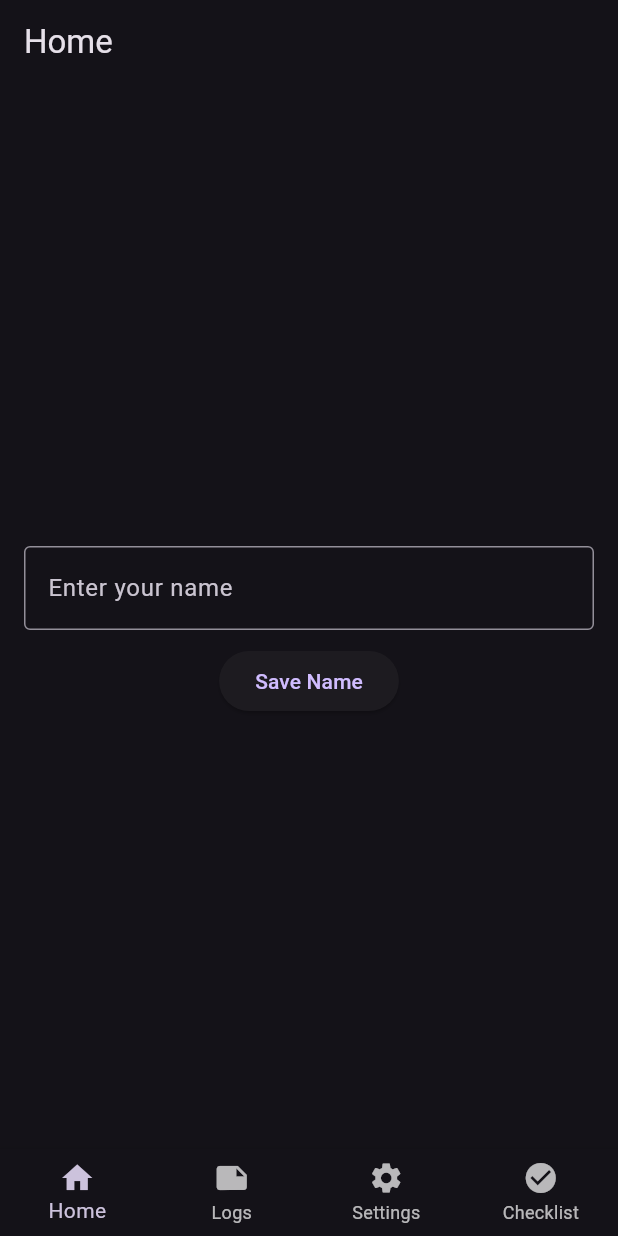
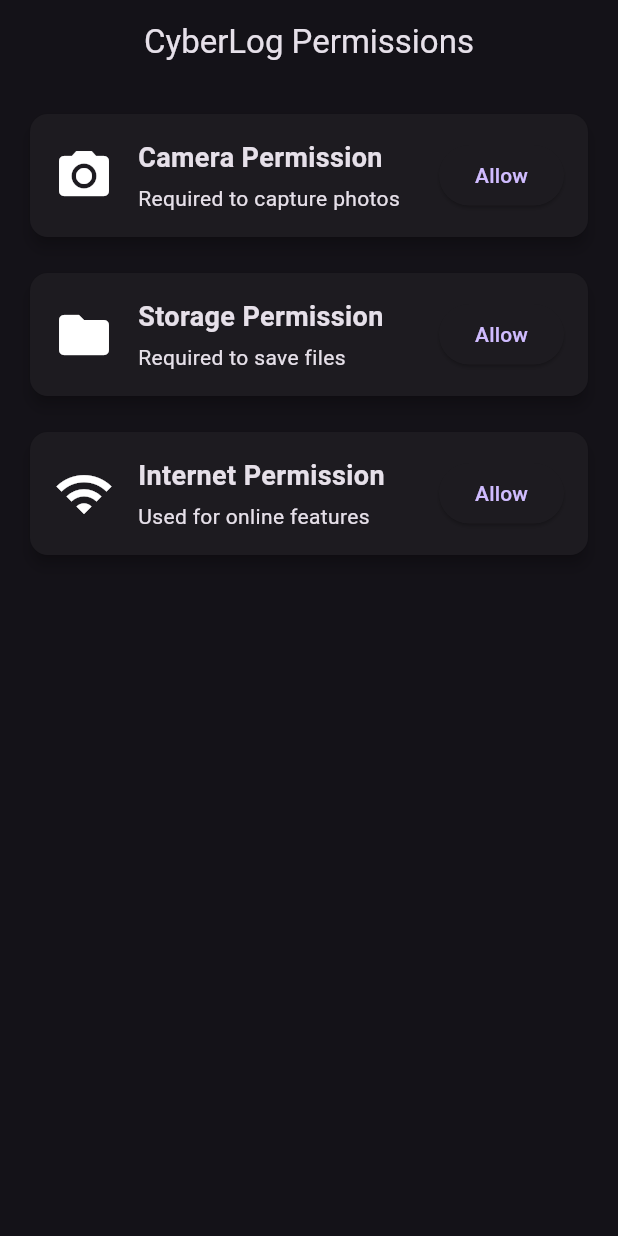
Before and after one commit to tejas1376/cyberlog, a Flutter app: the screen it shows after launch, on a phone screen of 412 x 824 dp. Run offline on Flutter 3.47's test engine with Material 3 defaults, Android fonts, the phone set to English and light mode, and no system bars; our stand-ins replace permission_handler.

Commit message:
Added User permission based feature

```diff
--- a/lib/main.dart
+++ b/lib/main.dart
@@ -1,128 +1,64 @@
 import 'package:flutter/material.dart';
-import 'package:shared_preferences/shared_preferences.dart';
+import 'package:permission_handler/permission_handler.dart';
 
 void main() {
-  runApp(const CyberLogApp());
+  runApp(const MyApp());
 }
 
-class CyberLogApp extends StatelessWidget {
-  const CyberLogApp({super.key});
+class MyApp extends StatelessWidget {
+  const MyApp({super.key});
 
   @override
   Widget build(BuildContext context) {
     return MaterialApp(
       debugShowCheckedModeBanner: false,
       theme: ThemeData.dark(),
-      home: const MainScreen(),
+      home: const PermissionScreen(),
     );
   }
 }
 
-class MainScreen extends StatefulWidget {
-  const MainScreen({super.key});
+class PermissionScreen extends StatelessWidget {
+  const PermissionScreen({super.key});
 
-  @override
-  State<MainScreen> createState() => _MainScreenState();
-}
-
-class _MainScreenState extends State<MainScreen> {
-  int currentIndex = 0;
-
-  final screens = const [
-    HomeTab(),
-    LogsTab(),
-    SettingsTab(),
-    ChecklistTab(),
-  ];
-
-  @override
-  Widget build(BuildContext context) {
-    return Scaffold(
-      body: screens[currentIndex],
-      bottomNavigationBar: BottomNavigationBar(
-        currentIndex: currentIndex,
-        type: BottomNavigationBarType.fixed,
-        onTap: (index) {
-          setState(() {
-            currentIndex = index;
-          });
-        },
-        items: const [
-          BottomNavigationBarItem(icon: Icon(Icons.home), label: "Home"),
-          BottomNavigationBarItem(icon: Icon(Icons.note), label: "Logs"),
-          BottomNavigationBarItem(icon: Icon(Icons.settings), label: "Settings"),
-          BottomNavigationBarItem(
-              icon: Icon(Icons.check_circle), label: "Checklist"),
-        ],
-      ),
-    );
-  }
-}
-
-class HomeTab extends StatefulWidget {
-  const HomeTab({super.key});
-
-  @override
-  State<HomeTab> createState() => _HomeTabState();
-}
-
-class _HomeTabState extends State<HomeTab> {
-  String? username;
-  final TextEditingController nameController = TextEditingController();
-
-  @override
-  void initState() {
-    super.initState();
-    loadName();
+  Future<void> requestCamera() async {
+    await Permission.camera.request();
   }
 
-  Future<void> loadName() async {
-    final prefs = await SharedPreferences.getInstance();
-    setState(() {
-      username = prefs.getString('username');
-    });
-  }
-
-  Future<void> saveName() async {
-    final prefs = await SharedPreferences.getInstance();
-    await prefs.setString('username', nameController.text);
-    setState(() {
-      username = nameController.text;
-    });
-    nameController.clear();
+  Future<void> requestStorage() async {
+    await Permission.manageExternalStorage.request();
   }
 
   @override
   Widget build(BuildContext context) {
     return Scaffold(
-      appBar: AppBar(title: const Text("Home")),
+      appBar: AppBar(
+        title: const Text('CyberLog Permissions'),
+        centerTitle: true,
+      ),
       body: Padding(
         padding: const EdgeInsets.all(16),
         child: Column(
-          mainAxisAlignment: MainAxisAlignment.center,
           children: [
-            if (username != null)
-              Card(
-                child: Padding(
-                  padding: const EdgeInsets.all(16),
-                  child: Text(
-                    "Welcome, $username 👋",
-                    style: const TextStyle(fontSize: 18),
-                  ),
-                ),
-              ),
-            const SizedBox(height: 20),
-            TextField(
-              controller: nameController,
-              decoration: const InputDecoration(
-                labelText: "Enter your name",
-                border: OutlineInputBorder(),
-              ),
+            PermissionCard(
+              icon: Icons.camera_alt,
+              title: 'Camera Permission',
+              subtitle: 'Required to capture photos',
+              onPressed: requestCamera,
             ),
-            const SizedBox(height: 10),
-            ElevatedButton(
-              onPressed: saveName,
-              child: const Text("Save Name"),
+            const SizedBox(height: 16),
+            PermissionCard(
+              icon: Icons.folder,
+              title: 'Storage Permission',
+              subtitle: 'Required to save files',
+              onPressed: requestStorage,
+            ),
+            const SizedBox(height: 16),
+            PermissionCard(
+              icon: Icons.wifi,
+              title: 'Internet Permission',
+              subtitle: 'Used for online features',
+              onPressed: () {},
             ),
           ],
         ),
@@ -131,61 +67,45 @@ class _HomeTabState extends State<HomeTab> {
   }
 }
 
-class LogsTab extends StatefulWidget {
-  const LogsTab({super.key});
+class PermissionCard extends StatelessWidget {
+  final IconData icon;
+  final String title;
+  final String subtitle;
+  final VoidCallback onPressed;
 
-  @override
-  State<LogsTab> createState() => _LogsTabState();
-}
-
-class _LogsTabState extends State<LogsTab> {
-  List<String> logs = [];
-  final TextEditingController logController = TextEditingController();
-
-  @override
-  void initState() {
-    super.initState();
-    loadLogs();
-  }
-
-  Future<void> loadLogs() async {
-    final prefs = await SharedPreferences.getInstance();
-    setState(() {
-      logs = prefs.getStringList('logs') ?? [];
-    });
-  }
-
-  Future<void> addLog() async {
-    final prefs = await SharedPreferences.getInstance();
-    logs.add(logController.text);
-    await prefs.setStringList('logs', logs);
-    logController.clear();
-    setState(() {});
-  }
+  const PermissionCard({
+    super.key,
+    required this.icon,
+    required this.title,
+    required this.subtitle,
+    required this.onPressed,
+  });
 
   @override
   Widget build(BuildContext context) {
-    return Scaffold(
-      appBar: AppBar(title: const Text("User Logs")),
-      body: Padding(
+    return Card(
+      elevation: 4,
+      child: Padding(
         padding: const EdgeInsets.all(16),
-        child: Column(
+        child: Row(
           children: [
-            TextField(
-              controller: logController,
-              decoration: const InputDecoration(
-                hintText: "Enter log",
-                border: OutlineInputBorder(),
+            Icon(icon, size: 40),
+            const SizedBox(width: 16),
+            Expanded(
+              child: Column(
+                crossAxisAlignment: CrossAxisAlignment.start,
+                children: [
+                  Text(title,
+                      style: const TextStyle(
+                          fontSize: 18, fontWeight: FontWeight.bold)),
+                  const SizedBox(height: 4),
+                  Text(subtitle),
+                ],
               ),
             ),
-            const SizedBox(height: 10),
-            ElevatedButton(onPressed: addLog, child: const Text("Add Log")),
-            Expanded(
-              child: ListView(
-                children: logs
-                    .map((log) => Card(child: ListTile(title: Text(log))))
-                    .toList(),
-              ),
+            ElevatedButton(
+              onPressed: onPressed,
+              child: const Text('Allow'),
             ),
           ],
         ),
@@ -193,120 +113,3 @@ class _LogsTabState extends State<LogsTab> {
     );
   }
 }
-
-class SettingsTab extends StatefulWidget {
-  const SettingsTab({super.key});
-
-  @override
-  State<SettingsTab> createState() => _SettingsTabState();
-}
-
-class _SettingsTabState extends State<SettingsTab> {
-  bool darkMode = false;
-  bool notifications = false;
-
-  @override
-  Widget build(BuildContext context) {
-    return Scaffold(
-      appBar: AppBar(title: const Text("App Settings")),
-      body: Column(
-        children: [
-          // Dark Mode Toggle (UI only)
-          SwitchListTile(
-            title: const Text("Dark Mode"),
-            subtitle: const Text("Enable or disable dark theme"),
-            value: darkMode,
-            onChanged: (value) {
-              setState(() {
-                darkMode = value; // UI change only
-              });
-            },
-          ),
-
-          // Notifications Toggle (already there, UI only)
-          SwitchListTile(
-            title: const Text("Notifications"),
-            subtitle: const Text("App notifications"),
-            value: notifications,
-            onChanged: (value) {
-              setState(() {
-                notifications = value; // UI change only
-              });
-            },
-          ),
-
-          const Divider(),
-
-          // Logout Button (UI only)
-          Padding(
-            padding: const EdgeInsets.all(16),
-            child: ElevatedButton(
-              style: ElevatedButton.styleFrom(
-                minimumSize: const Size(double.infinity, 45),
-                backgroundColor: Colors.red,
-              ),
-              onPressed: () {
-                // No logic needed
-              },
-              child: const Text("Logout"),
-            ),
-          ),
-        ],
-      ),
-    );
-  }
-}
-
-class ChecklistTab extends StatefulWidget {
-  const ChecklistTab({super.key});
-
-  @override
-  State<ChecklistTab> createState() => _ChecklistTabState();
-}
-
-class _ChecklistTabState extends State<ChecklistTab> {
-  final tasks = ["Check passwords", "Update apps", "Scan device"];
-  List<bool> status = [false, false, false];
-
-  @override
-  void initState() {
-    super.initState();
-    loadChecklist();
-  }
-
-  Future<void> loadChecklist() async {
-    final prefs = await SharedPreferences.getInstance();
-    setState(() {
-      status = prefs
-              .getStringList('checklist')
-              ?.map((e) => e == 'true')
-              .toList() ??
-          status;
-    });
-  }
-
-  Future<void> update(int index, bool value) async {
-    final prefs = await SharedPreferences.getInstance();
-    status[index] = value;
-    await prefs.setStringList(
-        'checklist', status.map((e) => e.toString()).toList());
-    setState(() {});
-  }
-
-  @override
-  Widget build(BuildContext context) {
-    return Scaffold(
-      appBar: AppBar(title: const Text("Daily Checklist")),
-      body: ListView.builder(
-        itemCount: tasks.length,
-        itemBuilder: (context, index) {
-          return CheckboxListTile(
-            title: Text(tasks[index]),
-            value: status[index],
-            onChanged: (value) => update(index, value!),
-          );
-        },
-      ),
-    );
-  }
-}
```
